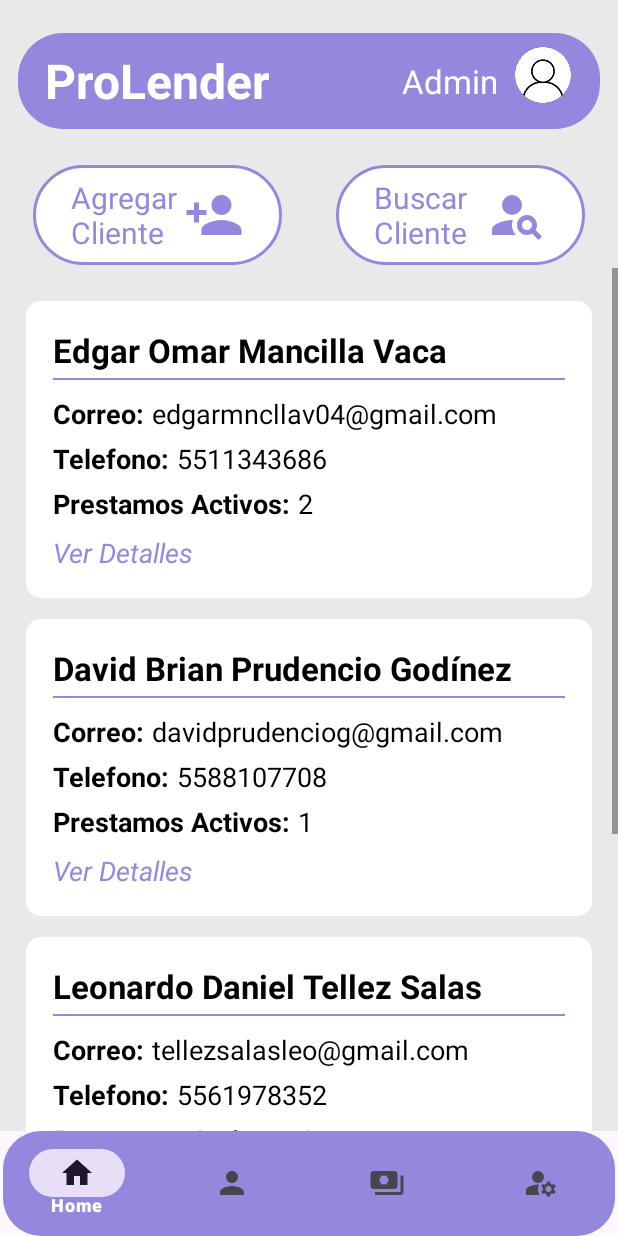
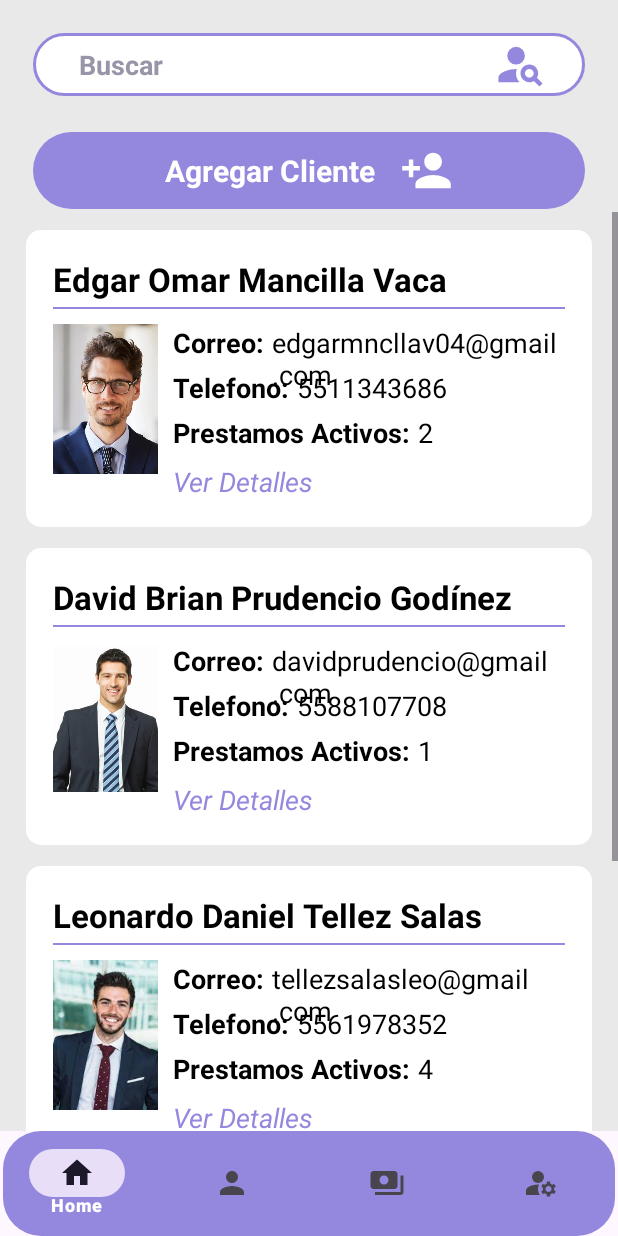
Before and after one commit to MancillaO/ProLender, an Android app: the fragment ClientesFragment placed in its activity, on a phone screen of 412 x 824 dp. Run offline under Robolectric (Android 15) with nearby library versions, the phone set to English and light mode, and no system bars.

Commit message:
cambio de interfaces de clientes y prestamos

```diff
--- a/app/src/main/AndroidManifest.xml
+++ b/app/src/main/AndroidManifest.xml
@@ -23,8 +23,6 @@
         </activity>
         <activity android:name=".CrearCuentaActivity"></activity>
         <activity android:name=".HomeActivity"></activity>
-        <activity android:name=".ClientesActivity"></activity>
-
 
     </application>
 
--- a/app/src/main/java/com/example/prolender/ClientesFragment.java
+++ b/app/src/main/java/com/example/prolender/ClientesFragment.java
@@ -1,64 +1,38 @@
 package com.example.prolender;
 
 import android.os.Bundle;
-
-import androidx.fragment.app.Fragment;
-
 import android.view.LayoutInflater;
 import android.view.View;
 import android.view.ViewGroup;
+import android.widget.RelativeLayout;
+import android.widget.Toast;
+import androidx.fragment.app.Fragment;
 
-/**
- * A simple {@link Fragment} subclass.
- * Use the {@link ClientesFragment#newInstance} factory method to
- * create an instance of this fragment.
- */
-public class ClientesFragment extends Fragment {
+public class ClientesFragment extends Fragment implements View.OnClickListener {
 
-    // TODO: Rename parameter arguments, choose names that match
-    // the fragment initialization parameters, e.g. ARG_ITEM_NUMBER
-    private static final String ARG_PARAM1 = "param1";
-    private static final String ARG_PARAM2 = "param2";
-
-    // TODO: Rename and change types of parameters
-    private String mParam1;
-    private String mParam2;
+    private RelativeLayout btnAgregar;
 
     public ClientesFragment() {
         // Required empty public constructor
-    }
-
-    /**
-     * Use this factory method to create a new instance of
-     * this fragment using the provided parameters.
-     *
-     * @param param1 Parameter 1.
-     * @param param2 Parameter 2.
-     * @return A new instance of fragment ClientesFragment.
-     */
-    // TODO: Rename and change types and number of parameters
-    public static ClientesFragment newInstance(String param1, String param2) {
-        ClientesFragment fragment = new ClientesFragment();
-        Bundle args = new Bundle();
-        args.putString(ARG_PARAM1, param1);
-        args.putString(ARG_PARAM2, param2);
-        fragment.setArguments(args);
-        return fragment;
-    }
-
-    @Override
-    public void onCreate(Bundle savedInstanceState) {
-        super.onCreate(savedInstanceState);
-        if (getArguments() != null) {
-            mParam1 = getArguments().getString(ARG_PARAM1);
-            mParam2 = getArguments().getString(ARG_PARAM2);
-        }
     }
 
     @Override
     public View onCreateView(LayoutInflater inflater, ViewGroup container,
                              Bundle savedInstanceState) {
         // Inflate the layout for this fragment
-        return inflater.inflate(R.layout.fragment_clientes, container, false);
+        View view = inflater.inflate(R.layout.fragment_clientes, container, false);
+
+        btnAgregar = view.findViewById(R.id.add_cliente);
+        btnAgregar.setOnClickListener(this);
+        return view;
+    }
+
+    @Override
+    public void onClick(View v) {
+        int id = v.getId();
+
+        if (id == R.id.add_cliente) {
+            Toast.makeText(getContext(), "Agregar nuevo cliente", Toast.LENGTH_SHORT).show();
+        }
     }
 }
--- /dev/null
+++ b/app/src/main/res/drawable/buscar_edittext_background.xml
@@ -0,0 +1,7 @@
+<!-- rounded_edittext_background.xml -->
+<shape xmlns:android="http://schemas.android.com/apk/res/android"
+    android:shape="rectangle">
+    <corners android:radius="30dp" />
+
+
+</shape>
--- a/app/src/main/res/drawable/icon_add_cliente.xml
+++ b/app/src/main/res/drawable/icon_add_cliente.xml
@@ -1,4 +1,4 @@
-<vector xmlns:android="http://schemas.android.com/apk/res/android" android:height="24dp" android:tint="#9488DE" android:viewportHeight="24" android:viewportWidth="24" android:width="24dp">
+<vector xmlns:android="http://schemas.android.com/apk/res/android" android:autoMirrored="true" android:height="24dp" android:tint="#FFFFFF" android:viewportHeight="24" android:viewportWidth="24" android:width="24dp">
 
     <path android:fillColor="@android:color/white" android:pathData="M15,12c2.21,0 4,-1.79 4,-4s-1.79,-4 -4,-4 -4,1.79 -4,4 1.79,4 4,4zM6,10L6,7L4,7v3L1,10v2h3v3h2v-3h3v-2L6,10zM15,14c-2.67,0 -8,1.34 -8,4v2h16v-2c0,-2.66 -5.33,-4 -8,-4z"/>
 
--- a/app/src/main/res/drawable/icon_add_prestamo.xml
+++ b/app/src/main/res/drawable/icon_add_prestamo.xml
@@ -1,4 +1,4 @@
-<vector xmlns:android="http://schemas.android.com/apk/res/android" android:height="24dp" android:tint="#9488DE" android:viewportHeight="24" android:viewportWidth="24" android:width="24dp">
+<vector xmlns:android="http://schemas.android.com/apk/res/android" android:autoMirrored="true" android:height="24dp" android:tint="#FFFFFF" android:viewportHeight="24" android:viewportWidth="24" android:width="24dp">
 
     <path android:fillColor="@android:color/white" android:pathData="M20,4H4C2.89,4 2.01,4.89 2.01,6L2,18c0,1.11 0.89,2 2,2h10v-2H4v-6h18V6C22,4.89 21.11,4 20,4zM20,8H4V6h16V8zM24,17v2h-3v3h-2v-3h-3v-2h3v-3h2v3H24z"/>
 
--- a/app/src/main/res/layout/fragment_clientes.xml
+++ b/app/src/main/res/layout/fragment_clientes.xml
@@ -4,121 +4,86 @@
     xmlns:tools="http://schemas.android.com/tools"
     android:layout_width="match_parent"
     android:layout_height="match_parent"
-    tools:context=".ClientesActivity">
+    tools:context=".ClientesFragment">
 
     <RelativeLayout
         android:layout_width="match_parent"
         android:layout_height="match_parent"
         android:background="#E9E9E9"
-        tools:context=".ClientesActivity">
+        tools:context=".ClientesFragment">
 
         <RelativeLayout
-            android:id="@+id/topbar"
+            android:id="@+id/buscar_cliente"
             android:layout_width="match_parent"
             android:layout_height="wrap_content"
-            android:layout_marginHorizontal="10dp"
+            android:layout_centerHorizontal="true"
             android:layout_marginTop="20dp"
-            android:background="@drawable/background_circle">
+            android:layout_marginHorizontal="20dp"
+            android:background="@drawable/card_border"
+            android:paddingHorizontal="17dp"
+            android:paddingVertical="5dp"
+            android:clickable="true"
+            android:onClick="onClick"
+            android:longClickable="true">
 
-            <TextView
-                android:id="@+id/txtTitulo"
-                android:layout_width="wrap_content"
+            <EditText
+                android:id="@+id/editextBuscar"
+                android:layout_width="300dp"
                 android:layout_height="wrap_content"
-                android:layout_marginVertical="12dp"
-                android:layout_marginLeft="20dp"
-                android:text="ProLender"
-                android:textColor="#ffffff"
-                android:textSize="32sp"
+                android:ems="10"
+                android:hint="Buscar"
                 android:textStyle="bold"
-
+                android:inputType="text"
+                android:layout_centerVertical="true"
+                android:paddingLeft="15dp"
+                android:textColorHint="#9995A8"
+                android:textColor="#000000"
+                android:background="@drawable/buscar_edittext_background"
                 />
 
-            <TextView
-                android:id="@+id/txtUser"
-                android:layout_width="wrap_content"
-                android:layout_height="wrap_content"
-                android:layout_marginVertical="19dp"
+            <ImageView
+                android:id="@+id/buscar_cliente_icon"
+                android:layout_width="35dp"
+                android:layout_height="35dp"
+                android:layout_alignParentRight="true"
+                android:layout_centerVertical="true"
                 android:layout_marginRight="10dp"
-                android:layout_toLeftOf="@id/IconUser"
-                android:text="Admin"
-                android:textColor="#ffffff"
-                android:textSize="22sp" />
+                android:src="@drawable/icon_buscar_cliente"
+                android:onClick="onClick"
+                />
+        </RelativeLayout>
 
-            <ImageView
-                android:id="@+id/IconUser"
-                android:layout_width="40dp"
-                android:layout_height="40dp"
-                android:layout_alignParentRight="true"
-                android:layout_marginVertical="10dp"
-                android:layout_marginRight="20dp"
-                android:onClick="onClick"
-                android:src="@drawable/icon_user" />
-
-        </RelativeLayout>
 
         <RelativeLayout
             android:id="@+id/add_cliente"
-            android:layout_width="170dp"
+            android:layout_width="match_parent"
             android:layout_height="wrap_content"
-            android:layout_below="@id/topbar"
-            android:layout_marginLeft="20dp"
+            android:layout_below="@id/buscar_cliente"
             android:layout_marginTop="20dp"
-            android:background="@drawable/card_border"
-            android:paddingHorizontal="17dp"
-            android:paddingVertical="10dp">
+            android:background="@drawable/background_circle"
+            android:paddingHorizontal="90dp"
+            android:paddingVertical="10dp"
+            android:layout_marginHorizontal="20dp"
+            android:clickable="true"
+            android:focusable="true">
 
             <TextView
                 android:id="@+id/txt_add_cliente"
                 android:layout_width="wrap_content"
                 android:layout_height="wrap_content"
-                android:layout_marginLeft="10dp"
-                android:text="Agregar \nCliente"
-                android:textColor="#9488de"
-                android:textSize="20sp" />
+                android:layout_centerVertical="true"
+                android:text="Agregar Cliente"
+                android:textColor="#ffffff"
+                android:textSize="20sp"
+                android:textStyle="bold"/>
 
             <ImageView
                 android:id="@+id/add_cliente_icon"
-                android:layout_width="40dp"
-                android:layout_height="40dp"
+                android:layout_width="35dp"
+                android:layout_height="35dp"
                 android:layout_alignParentRight="true"
                 android:layout_centerVertical="true"
-                android:layout_marginRight="10dp"
-                android:onClick="onClick"
                 android:src="@drawable/icon_add_cliente" />
-
-
-        </RelativeLayout>
-
-        <RelativeLayout
-            android:id="@+id/buscar_cliente"
-            android:layout_width="170dp"
-            android:layout_height="wrap_content"
-            android:layout_below="@id/topbar"
-            android:layout_alignParentRight="true"
-            android:layout_marginTop="20dp"
-            android:layout_marginRight="20dp"
-            android:background="@drawable/card_border"
-            android:paddingHorizontal="17dp"
-            android:paddingVertical="10dp">
-
-            <TextView
-                android:id="@+id/txt_buscar_cliente"
-                android:layout_width="wrap_content"
-                android:layout_height="wrap_content"
-                android:layout_marginLeft="10dp"
-                android:text="Buscar \nCliente"
-                android:textColor="#9488de"
-                android:textSize="20sp" />
-
-            <ImageView
-                android:id="@+id/buscar_cliente_icon"
-                android:layout_width="40dp"
-                android:layout_height="40dp"
-                android:layout_alignParentRight="true"
-                android:layout_centerVertical="true"
-                android:layout_marginRight="10dp"
-                android:onClick="onClick"
-                android:src="@drawable/icon_buscar_cliente" />
         </RelativeLayout>
 
         <ScrollView
@@ -139,7 +104,7 @@
                     android:layout_height="wrap_content"
                     android:layout_centerHorizontal="true"
                     android:layout_marginHorizontal="15dp"
-                    android:layout_marginTop="20dp"
+                    android:layout_marginTop="10dp"
                     android:background="@drawable/card_white"
                     android:paddingHorizontal="20dp"
                     android:paddingVertical="20dp">
@@ -161,11 +126,23 @@
                         android:layout_marginTop="4dp"
                         android:background="@drawable/background" />
 
+                    <ImageView
+                        android:id="@+id/foto_cliente"
+                        android:layout_width="70dp"
+                        android:layout_height="100dp"
+                        android:layout_below="@id/cliente_titulo1"
+                        android:layout_marginTop="15dp"
+                        android:src="@drawable/foto_perfil"
+                        android:scaleType="centerCrop"
+                        />
+
                     <TextView
                         android:id="@+id/tituloCorreo1"
                         android:layout_width="wrap_content"
                         android:layout_height="wrap_content"
                         android:layout_below="@id/cliente_titulo1"
+                        android:layout_toRightOf="@id/foto_cliente"
+                        android:layout_marginLeft="10dp"
                         android:layout_marginTop="15dp"
                         android:text="Correo:"
                         android:textColor="#000000"
@@ -189,6 +166,8 @@
                         android:layout_width="wrap_content"
                         android:layout_height="wrap_content"
                         android:layout_below="@id/tituloCorreo1"
+                        android:layout_toRightOf="@id/foto_cliente"
+                        android:layout_marginLeft="10dp"
                         android:layout_marginTop="5dp"
                         android:text="Telefono:"
                         android:textColor="#000000"
@@ -212,6 +191,8 @@
                         android:layout_width="wrap_content"
                         android:layout_height="wrap_content"
                         android:layout_below="@id/tituloTelefono1"
+                        android:layout_toRightOf="@id/foto_cliente"
+                        android:layout_marginLeft="10dp"
                         android:layout_marginTop="5dp"
                         android:text="Prestamos Activos:"
                         android:textColor="#000000"
@@ -235,6 +216,8 @@
                         android:layout_width="wrap_content"
                         android:layout_height="wrap_content"
                         android:layout_below="@id/tituloPrestamos1"
+                        android:layout_toRightOf="@id/foto_cliente"
+                        android:layout_marginLeft="10dp"
                         android:layout_marginTop="8dp"
                         android:text="Ver Detalles"
                         android:textColor="#9488de"
@@ -271,11 +254,23 @@
                         android:layout_marginTop="4dp"
                         android:background="@drawable/background" />
 
+                    <ImageView
+                        android:id="@+id/foto_cliente2"
+                        android:layout_width="70dp"
+                        android:layout_height="100dp"
+                        android:layout_below="@id/cliente_titulo2"
+                        android:layout_marginTop="15dp"
+                        android:src="@drawable/foto_perfil3"
+                        android:scaleType="centerCrop"
+                        />
+
                     <TextView
                         android:id="@+id/tituloCorreo2"
                         android:layout_width="wrap_content"
                         android:layout_height="wrap_content"
                         android:layout_below="@id/cliente_titulo2"
+                        android:layout_toRightOf="@id/foto_cliente2"
+                        android:layout_marginLeft="10dp"
                         android:layout_marginTop="15dp"
                         android:text="Correo:"
                         android:textColor="#000000"
@@ -290,7 +285,7 @@
                         android:layout_marginLeft="5dp"
                         android:layout_marginTop="15dp"
                         android:layout_toRightOf="@id/tituloCorreo2"
-                        android:text="davidprudenciog@gmail.com"
+                        android:text="davidprudencio@gmail.com"
                         android:textColor="#000000"
                         android:textSize="18sp" />
 
@@ -299,6 +294,8 @@
                         android:layout_width="wrap_content"
                         android:layout_height="wrap_content"
                         android:layout_below="@id/tituloCorreo2"
+                        android:layout_toRightOf="@id/foto_cliente2"
+                        android:layout_marginLeft="10dp"
                         android:layout_marginTop="5dp"
                         android:text="Telefono:"
                         android:textColor="#000000"
@@ -322,6 +319,8 @@
                         android:layout_width="wrap_content"
                         android:layout_height="wrap_content"
                         android:layout_below="@id/tituloTelefono2"
+                        android:layout_toRightOf="@id/foto_cliente2"
+                        android:layout_marginLeft="10dp"
                         android:layout_marginTop="5dp"
                         android:text="Prestamos Activos:"
                         android:textColor="#000000"
@@ -345,6 +344,8 @@
                         android:layout_width="wrap_content"
                         android:layout_height="wrap_content"
                         android:layout_below="@id/tituloPrestamos2"
+                        android:layout_toRightOf="@id/foto_cliente2"
+                        android:layout_marginLeft="10dp"
                         android:layout_marginTop="8dp"
                         android:text="Ver Detalles"
                         android:textColor="#9488de"
@@ -383,11 +384,23 @@
                         android:layout_marginTop="4dp"
                         android:background="@drawable/background" />
 
+                    <ImageView
+                        android:id="@+id/foto_cliente3"
+                        android:layout_width="70dp"
+                        android:layout_height="100dp"
+                        android:layout_below="@id/cliente_titulo3"
+                        android:layout_marginTop="15dp"
+                        android:src="@drawable/foto_perfil2"
+                        android:scaleType="centerCrop"
+                        />
+
                     <TextView
                         android:id="@+id/tituloCorreo3"
                         android:layout_width="wrap_content"
                         android:layout_height="wrap_content"
                         android:layout_below="@id/cliente_titulo3"
+                        android:layout_toRightOf="@id/foto_cliente3"
+                        android:layout_marginLeft="10dp"
                         android:layout_marginTop="15dp"
                         android:text="Correo:"
                         android:textColor="#000000"
@@ -411,6 +424,8 @@
                         android:layout_width="wrap_content"
                         android:layout_height="wrap_content"
                         android:layout_below="@id/tituloCorreo3"
+                        android:layout_toRightOf="@id/foto_cliente3"
+                        android:layout_marginLeft="10dp"
                         android:layout_marginTop="5dp"
                         android:text="Telefono:"
                         android:textColor="#000000"
@@ -434,6 +449,8 @@
                         android:layout_width="wrap_content"
                         android:layout_height="wrap_content"
                         android:layout_below="@id/tituloTelefono3"
+                        android:layout_toRightOf="@id/foto_cliente3"
+                        android:layout_marginLeft="10dp"
                         android:layout_marginTop="5dp"
                         android:text="Prestamos Activos:"
                         android:textColor="#000000"
@@ -457,6 +474,8 @@
                         android:layout_width="wrap_content"
                         android:layout_height="wrap_content"
                         android:layout_below="@id/tituloPrestamos3"
+                        android:layout_toRightOf="@id/foto_cliente3"
+                        android:layout_marginLeft="10dp"
                         android:layout_marginTop="8dp"
                         android:text="Ver Detalles"
                         android:textColor="#9488de"
@@ -493,11 +512,23 @@
                         android:layout_marginTop="4dp"
                         android:background="@drawable/background" />
 
+                    <ImageView
+                        android:id="@+id/foto_cliente4"
+                        android:layout_width="70dp"
+                        android:layout_height="100dp"
+                        android:layout_below="@id/cliente_titulo4"
+                        android:layout_marginTop="15dp"
+                        android:src="@drawable/foto_perfil4"
+                        android:scaleType="centerCrop"
+                        />
+
                     <TextView
                         android:id="@+id/tituloCorreo4"
                         android:layout_width="wrap_content"
                         android:layout_height="wrap_content"
                         android:layout_below="@id/cliente_titulo4"
+                        android:layout_toRightOf="@id/foto_cliente4"
+                        android:layout_marginLeft="10dp"
                         android:layout_marginTop="15dp"
                         android:text="Correo:"
                         android:textColor="#000000"
@@ -521,6 +552,8 @@
                         android:layout_width="wrap_content"
                         android:layout_height="wrap_content"
                         android:layout_below="@id/tituloCorreo4"
+                        android:layout_toRightOf="@id/foto_cliente4"
+                        android:layout_marginLeft="10dp"
                         android:layout_marginTop="5dp"
                         android:text="Telefono:"
                         android:textColor="#000000"
@@ -544,6 +577,8 @@
                         android:layout_width="wrap_content"
                         android:layout_height="wrap_content"
                         android:layout_below="@id/tituloTelefono4"
+                        android:layout_toRightOf="@id/foto_cliente4"
+                        android:layout_marginLeft="10dp"
                         android:layout_marginTop="5dp"
                         android:text="Prestamos Activos:"
                         android:textColor="#000000"
@@ -567,6 +602,8 @@
                         android:layout_width="wrap_content"
                         android:layout_height="wrap_content"
                         android:layout_below="@id/tituloPrestamos4"
+                        android:layout_toRightOf="@id/foto_cliente4"
+                        android:layout_marginLeft="10dp"
                         android:layout_marginTop="8dp"
                         android:text="Ver Detalles"
                         android:textColor="#9488de"
```
Also changed, not shown: app/src/main/java/com/example/prolender/ClientesActivity.java (deleted, +0 -10 lines), app/src/main/java/com/example/prolender/PrestamosFragment.java (+19 -45 lines), app/src/main/res/layout/fragment_prestamos.xml (+61 -91 lines), app/src/main/res/drawable/foto_perfil.webp (added), app/src/main/res/drawable/foto_perfil2.jpeg (added), app/src/main/res/drawable/foto_perfil3.jpg (added), app/src/main/res/drawable/foto_perfil4.webp (added).
